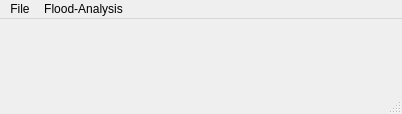
Qt form GUI/MainWindow.ui (Adi-Dev-hub/Flood) before a commit.
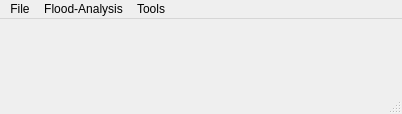
The same form after that commit.

The edit to the form file:
```diff
--- a/GUI/MainWindow.ui
+++ b/GUI/MainWindow.ui
@@ -36,8 +36,15 @@
     </property>
     <addaction name="actionOpen"/>
    </widget>
+   <widget class="QMenu" name="menuInterpolation">
+    <property name="title">
+     <string>Tools</string>
+    </property>
+    <addaction name="actionInterpolation"/>
+   </widget>
    <addaction name="menuFile"/>
    <addaction name="menuFRZA"/>
+   <addaction name="menuInterpolation"/>
   </widget>
   <action name="actionFRZI">
    <property name="text">
```
Left out of the diff: 11 changed lines with no effect on the pictures.
